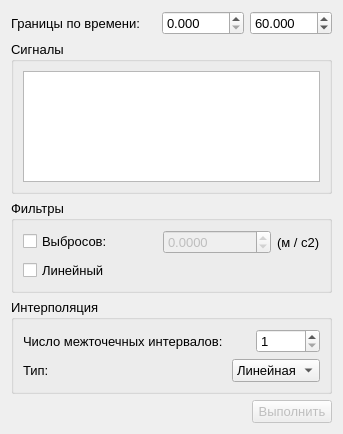
Qinterfly/EvalSig, file gui/FilterSignalsWindow.ui: the form before one commit.
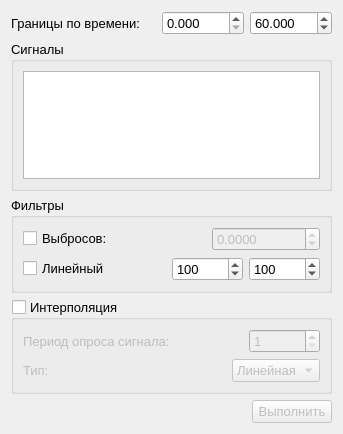
The form after the commit.

What changed in the file:
```diff
--- a/gui/FilterSignalsWindow.ui
+++ b/gui/FilterSignalsWindow.ui
@@ -144,13 +144,6 @@
           </property>
          </widget>
         </item>
-        <item>
-         <widget class="QLabel" name="labelOutlierMeasure">
-          <property name="text">
-           <string>(м / c2)</string>
-          </property>
-         </widget>
-        </item>
        </layout>
       </item>
       <item>
@@ -162,6 +155,51 @@
           </property>
          </widget>
         </item>
+        <item>
+         <spacer name="horizontalSpacer">
+          <property name="orientation">
+           <enum>Qt::Horizontal</enum>
+          </property>
+          <property name="sizeHint" stdset="0">
+           <size>
+            <width>40</width>
+            <height>20</height>
+           </size>
+          </property>
+         </spacer>
+        </item>
+        <item>
+         <widget class="QSpinBox" name="spinBoxLeftLinearBoundary">
+          <property name="minimum">
+           <number>1</number>
+          </property>
+          <property name="maximum">
+           <number>100000</number>
+          </property>
+          <property name="stepType">
+           <enum>QAbstractSpinBox::AdaptiveDecimalStepType</enum>
+          </property>
+          <property name="value">
+           <number>100</number>
+          </property>
+         </widget>
+        </item>
+        <item>
+         <widget class="QSpinBox" name="spinBoxRightLinearBoundary">
+          <property name="minimum">
+           <number>1</number>
+          </property>
+          <property name="maximum">
+           <number>100000</number>
+          </property>
+          <property name="stepType">
+           <enum>QAbstractSpinBox::AdaptiveDecimalStepType</enum>
+          </property>
+          <property name="value">
+           <number>100</number>
+          </property>
+         </widget>
+        </item>
        </layout>
       </item>
      </layout>
@@ -172,13 +210,19 @@
      <property name="title">
       <string>Интерполяция</string>
      </property>
+     <property name="checkable">
+      <bool>true</bool>
+     </property>
+     <property name="checked">
+      <bool>false</bool>
+     </property>
      <layout class="QVBoxLayout" name="verticalLayout_5">
       <item>
        <layout class="QHBoxLayout" name="layoutNumberInnerIntervals">
         <item>
          <widget class="QLabel" name="labelNumberInnerIntervals">
           <property name="text">
-           <string>Число межточечных интервалов: </string>
+           <string>Период опроса сигнала: </string>
           </property>
          </widget>
         </item>
@@ -201,11 +245,14 @@
            <number>1</number>
           </property>
           <property name="maximum">
-           <number>10000</number>
+           <number>100000</number>
           </property>
           <property name="stepType">
            <enum>QAbstractSpinBox::AdaptiveDecimalStepType</enum>
           </property>
+          <property name="value">
+           <number>1</number>
+          </property>
          </widget>
         </item>
        </layout>
```
Left out of the diff: 2 changed lines with no effect on the pictures.
